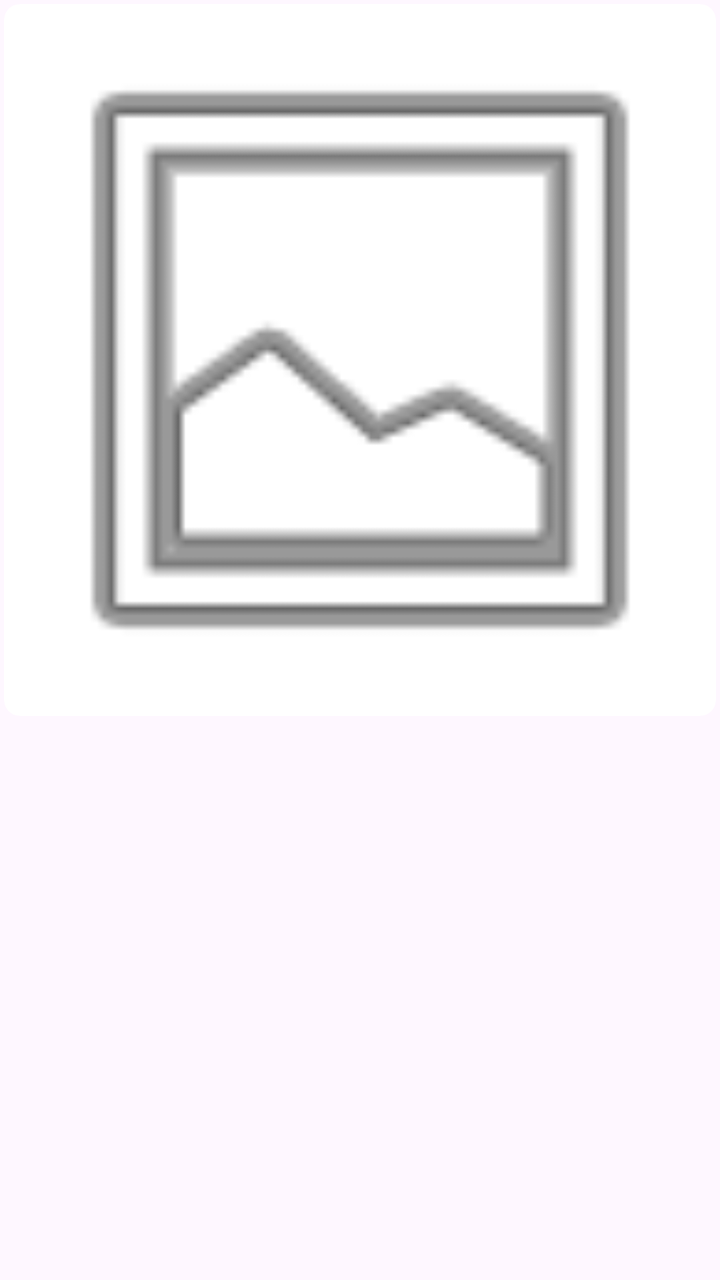
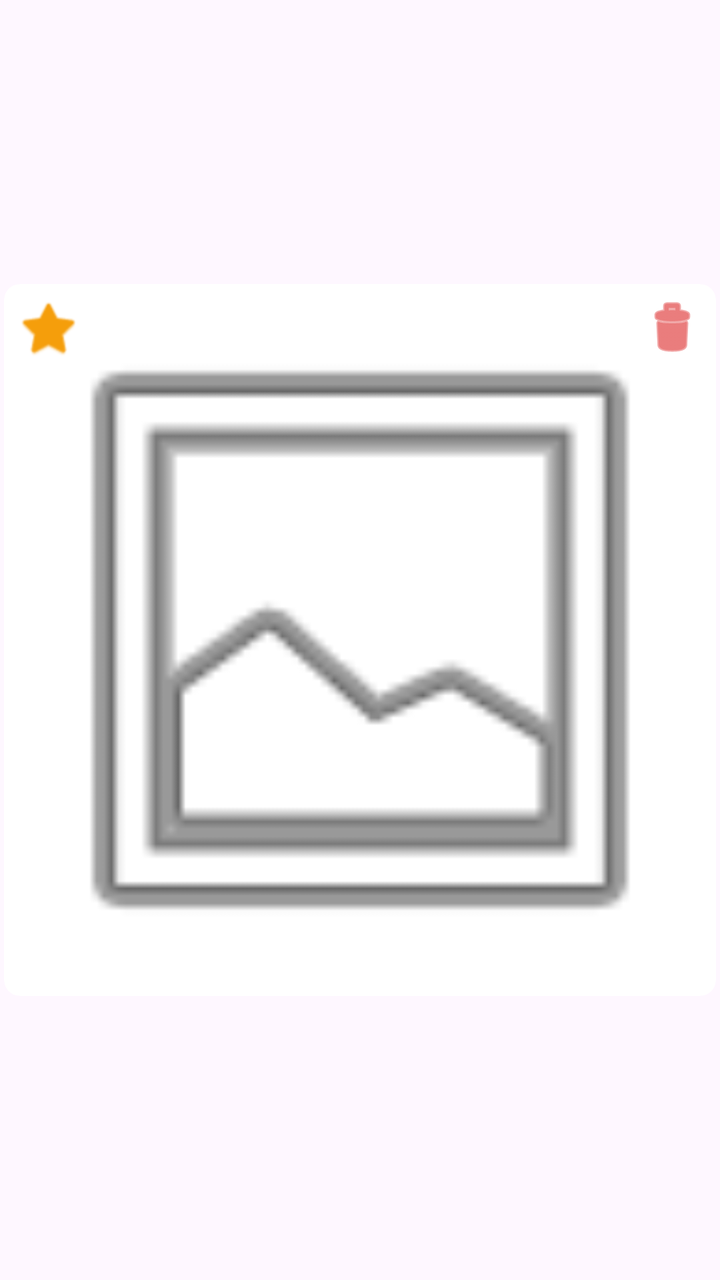

Two renders of the same Android screen: before a commit and after it. Below are the layout's source before the change and the commit's diff.
<!-- AndroidManifest.xml: application theme Theme.MyApplication -->
<!-- res/layout/item_photo.xml -->
<?xml version="1.0" encoding="utf-8"?>
<androidx.constraintlayout.widget.ConstraintLayout xmlns:android="http://schemas.android.com/apk/res/android"
    xmlns:app="http://schemas.android.com/apk/res-auto"
    android:layout_width="match_parent"
    android:layout_height="wrap_content"
    android:padding="2dp">

    <androidx.cardview.widget.CardView
        android:layout_width="0dp"
        android:layout_height="0dp"
        app:cardCornerRadius="8dp"
        app:cardElevation="0dp"
        app:layout_constraintDimensionRatio="1:1"
        app:layout_constraintEnd_toEndOf="parent"
        app:layout_constraintStart_toStartOf="parent"
        app:layout_constraintTop_toTopOf="parent">

        <ImageView
            android:id="@+id/ivPhoto"
            android:layout_width="match_parent"
            android:layout_height="match_parent"
            android:scaleType="centerCrop"
            android:src="@android:drawable/ic_menu_gallery" />

    </androidx.cardview.widget.CardView>

</androidx.constraintlayout.widget.ConstraintLayout>
<!-- resources referenced by this layout -->
<resources>
  <style name="Theme.MyApplication" parent="Base.Theme.MyApplication" />
  <style name="Base.Theme.MyApplication" parent="Theme.Material3.DayNight.NoActionBar">
          
          
      </style>
</resources>

<!-- the commit's change to res/layout/item_photo.xml (unified diff, before → after) -->
@@ -6,21 +6,55 @@
     android:padding="2dp">
 
     <androidx.cardview.widget.CardView
+        android:id="@+id/cardPhoto"
         android:layout_width="0dp"
         android:layout_height="0dp"
         app:cardCornerRadius="8dp"
         app:cardElevation="0dp"
         app:layout_constraintDimensionRatio="1:1"
+        app:layout_constraintBottom_toBottomOf="parent"
         app:layout_constraintEnd_toEndOf="parent"
         app:layout_constraintStart_toStartOf="parent"
         app:layout_constraintTop_toTopOf="parent">
 
-        <ImageView
-            android:id="@+id/ivPhoto"
+        <androidx.constraintlayout.widget.ConstraintLayout
             android:layout_width="match_parent"
-            android:layout_height="match_parent"
-            android:scaleType="centerCrop"
-            android:src="@android:drawable/ic_menu_gallery" />
+            android:layout_height="match_parent">
+
+            <ImageView
+                android:id="@+id/ivPhoto"
+                android:layout_width="match_parent"
+                android:layout_height="match_parent"
+                android:scaleType="centerCrop"
+                android:src="@android:drawable/ic_menu_gallery" />
+
+            <ImageButton
+                android:id="@+id/btnSetCover"
+                android:layout_width="32dp"
+                android:layout_height="32dp"
+                android:layout_margin="6dp"
+                android:background="#CCFFFFFF"
+                android:contentDescription="대표 사진으로 설정"
+                android:padding="6dp"
+                android:src="@android:drawable/btn_star_big_off"
+                app:layout_constraintStart_toStartOf="parent"
+                app:layout_constraintTop_toTopOf="parent"
+                app:tint="#F59E0B" />
+
+            <ImageButton
+                android:id="@+id/btnDeletePhoto"
+                android:layout_width="32dp"
+                android:layout_height="32dp"
+                android:layout_margin="6dp"
+                android:background="#CCFFFFFF"
+                android:contentDescription="사진 삭제"
+                android:padding="7dp"
+                android:src="@android:drawable/ic_menu_delete"
+                app:layout_constraintEnd_toEndOf="parent"
+                app:layout_constraintTop_toTopOf="parent"
+                app:tint="#DC2626" />
+
+        </androidx.constraintlayout.widget.ConstraintLayout>
 
     </androidx.cardview.widget.CardView>
 
